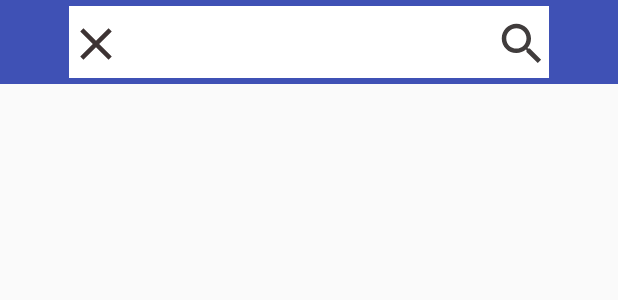
After one commit to Hzzone/E-Book, an Android app: the layout activity_search.xml on its own in the app's theme, with its tools: preview values and no code run, on a phone screen of 412 x 824 dp. The commit adds this screen. Shown: the top 300 px of the screen. Run offline under Robolectric (Android 15) with nearby library versions, the phone set to English and light mode, and no system bars.

Commit message:
搜索活动

```diff
--- a/app/src/main/AndroidManifest.xml
+++ b/app/src/main/AndroidManifest.xml
@@ -12,13 +12,15 @@
         android:theme="@style/AppTheme">
         <activity
             android:name=".MainActivity"
-            android:label="">
+            android:label="追书神器">
             <intent-filter>
                 <action android:name="android.intent.action.MAIN" />
 
                 <category android:name="android.intent.category.LAUNCHER" />
             </intent-filter>
         </activity>
+        <activity android:name=".SearchActivity">
+        </activity>
     </application>
 
 </manifest>
--- a/app/src/main/java/com/example/hzzone/e_book/MainActivity.java
+++ b/app/src/main/java/com/example/hzzone/e_book/MainActivity.java
@@ -1,5 +1,6 @@
 package com.example.hzzone.e_book;
 
+import android.content.Intent;
 import android.os.AsyncTask;
 import android.support.annotation.NonNull;
 import android.support.design.internal.BottomNavigationItemView;
@@ -19,8 +20,6 @@ import android.widget.ImageView;
 import android.widget.ListView;
 import android.widget.Toast;
 
-import com.wyt.searchbox.SearchFragment;
-import com.wyt.searchbox.custom.IOnSearchClickListener;
 
 import java.io.IOException;
 import java.util.List;
@@ -64,15 +63,7 @@ public class MainActivity extends AppCompatActivity {
                 Log.d(TAG, "onOptionsItemSelected: clicked edit");
                 break;
             case R.id.search_item:
-                SearchFragment searchFragment = SearchFragment.newInstance();
-                searchFragment.setOnSearchClickListener(new IOnSearchClickListener() {
-                    @Override
-                    public void OnSearchClick(String keyword) {
-                        //这里处理逻辑
-                        Log.d(TAG, "OnSearchClick: " + keyword);
-                    }
-                });
-                searchFragment.show(getSupportFragmentManager(), SearchFragment.TAG);
+                startActivity(new Intent(MainActivity.this, SearchActivity.class));
                 break;
             default:
                 Log.d(TAG, "onOptionsItemSelected: clicked nothing");
--- /dev/null
+++ b/app/src/main/java/com/example/hzzone/e_book/SearchActivity.java
@@ -0,0 +1,23 @@
+package com.example.hzzone.e_book;
+
+import android.content.Intent;
+import android.support.v7.app.AppCompatActivity;
+import android.os.Bundle;
+import android.view.View;
+import android.widget.Button;
+
+public class SearchActivity extends AppCompatActivity {
+
+    @Override
+    protected void onCreate(Bundle savedInstanceState) {
+        super.onCreate(savedInstanceState);
+        setContentView(R.layout.activity_search);
+        Button back_button = (Button)findViewById(R.id.back_button);
+        back_button.setOnClickListener(new View.OnClickListener() {
+            @Override
+            public void onClick(View v) {
+                startActivity(new Intent(SearchActivity.this, MainActivity.class));
+            }
+        });
+    }
+}
--- /dev/null
+++ b/app/src/main/res/drawable/ic_close_black_24dp.xml
@@ -0,0 +1,4 @@
+<vector android:height="8dp" android:viewportHeight="24.0"
+    android:viewportWidth="24.0" android:width="8dp" xmlns:android="http://schemas.android.com/apk/res/android">
+    <path android:fillColor="#3d3333" android:pathData="M19,6.41L17.59,5 12,10.59 6.41,5 5,6.41 10.59,12 5,17.59 6.41,19 12,13.41 17.59,19 19,17.59 13.41,12z"/>
+</vector>
--- /dev/null
+++ b/app/src/main/res/drawable/ic_search_black_24dp.xml
@@ -0,0 +1,4 @@
+<vector android:height="8dp" android:viewportHeight="24.0"
+    android:viewportWidth="24.0" android:width="8dp" xmlns:android="http://schemas.android.com/apk/res/android">
+    <path android:fillColor="#403c3c" android:pathData="M15.5,14h-0.79l-0.28,-0.27C15.41,12.59 16,11.11 16,9.5 16,5.91 13.09,3 9.5,3S3,5.91 3,9.5 5.91,16 9.5,16c1.61,0 3.09,-0.59 4.23,-1.57l0.27,0.28v0.79l5,4.99L20.49,19l-4.99,-5zM9.5,14C7.01,14 5,11.99 5,9.5S7.01,5 9.5,5 14,7.01 14,9.5 11.99,14 9.5,14z"/>
+</vector>
--- /dev/null
+++ b/app/src/main/res/layout/activity_search.xml
@@ -0,0 +1,44 @@
+<?xml version="1.0" encoding="utf-8"?>
+<LinearLayout xmlns:android="http://schemas.android.com/apk/res/android"
+    android:orientation="vertical" android:layout_width="match_parent"
+    android:layout_height="match_parent">
+    <FrameLayout
+        android:layout_width="match_parent"
+        android:layout_height="?attr/actionBarSize"
+        android:background="@color/colorPrimary"
+        android:layout_gravity="top"
+        android:orientation="horizontal">
+        <LinearLayout
+            android:layout_width="320dp"
+            android:layout_height="48dp"
+            android:layout_gravity="center"
+            android:background="@color/colorSearch"
+            android:orientation="horizontal">
+            <Button
+                android:layout_width="36dp"
+                android:layout_height="36dp"
+                android:id="@+id/back_button"
+                android:background="@drawable/ic_close_black_24dp"/>
+
+            <EditText
+                android:id="@+id/search_box"
+                style="@style/Widget.AppCompat.Light.AutoCompleteTextView"
+                android:layout_width="248dp"
+                android:layout_height="match_parent"
+                android:background="@color/colorSearch"
+                android:inputType="text"
+                android:selectAllOnFocus="false"
+                android:singleLine="true" />
+            <Button
+                android:id="@+id/search_button"
+                android:layout_width="36dp"
+                android:layout_height="36dp"
+                android:background="@drawable/ic_search_black_24dp"/>
+            </LinearLayout>
+    </FrameLayout>
+    <ListView
+        android:layout_width="match_parent"
+        android:layout_height="match_parent"
+        android:id="@+id/search_result_list"/>
+
+</LinearLayout>
--- a/app/src/main/res/values/colors.xml
+++ b/app/src/main/res/values/colors.xml
@@ -3,4 +3,5 @@
     <color name="colorPrimary">#3F51B5</color>
     <color name="colorPrimaryDark">#303F9F</color>
     <color name="colorAccent">#FF4081</color>
+    <color name="colorSearch">#FFFFFF</color>
 </resources>
```
